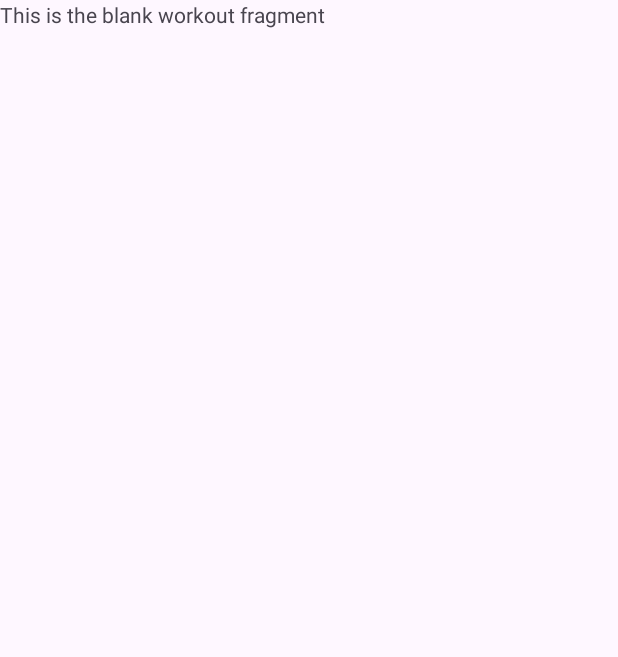
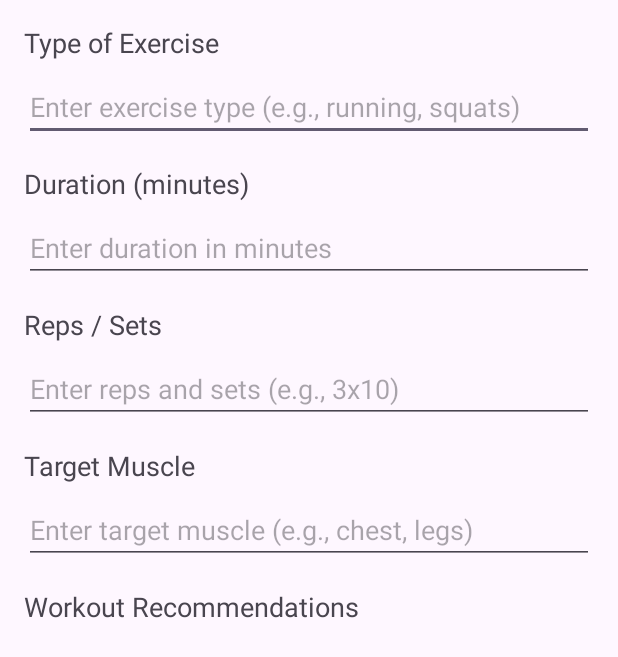
Before and after one commit to kar5252/CMSC-434-Health-App, an Android app: the fragment Workout shown on its own in the app's theme, on a phone screen of 412 x 824 dp. Shown: the top 657 px of the screen. Run offline under Robolectric (Android 15) with nearby library versions, the phone set to English and light mode, and no system bars.

Commit message:
workout tab implemented

```diff
--- a/app/src/main/java/com/example/test4/Workout.java
+++ b/app/src/main/java/com/example/test4/Workout.java
@@ -1,24 +1,60 @@
 package com.example.test4;
 
 import android.os.Bundle;
-
+import android.widget.ArrayAdapter;
+import android.widget.EditText;
+import android.widget.ListView;
 import androidx.fragment.app.Fragment;
-
 import android.view.LayoutInflater;
 import android.view.View;
 import android.view.ViewGroup;
+import java.util.ArrayList;
+import java.util.HashMap;
+import java.util.List;
+import java.util.Map;
 
-/**
- * A simple {@link Fragment} subclass.
- * Use the {@link Workout#newInstance} factory method to
- * create an instance of this fragment.
- */
 public class Workout extends Fragment {
 
     @Override
     public View onCreateView(LayoutInflater inflater, ViewGroup container,
                              Bundle savedInstanceState) {
-        // Inflate the layout for this fragment
-        return inflater.inflate(R.layout.fragment_workout, container, false);
+        View view = inflater.inflate(R.layout.fragment_workout, container, false);
+
+        EditText exerciseTypeInput = view.findViewById(R.id.exerciseTypeInput);
+        EditText durationInput = view.findViewById(R.id.durationInput);
+        EditText repsSetsInput = view.findViewById(R.id.repsSetsInput);
+        EditText targetMuscleInput = view.findViewById(R.id.targetMuscleInput);
+        ListView workoutListView = view.findViewById(R.id.workoutListView);
+
+        Map<String, List<String>> workoutData = new HashMap<>();
+        workoutData.put("chest", new ArrayList<String>() {{
+            add("Push-ups (Easy)");
+            add("Bench Press (Medium)");
+            add("Incline Dumbbell Press (Hard)");
+        }});
+        workoutData.put("legs", new ArrayList<String>() {{
+            add("Bodyweight Squats (Easy)");
+            add("Lunges (Medium)");
+            add("Barbell Squats (Hard)");
+        }});
+        workoutData.put("back", new ArrayList<String>() {{
+            add("Pull-ups (Easy)");
+            add("Lat Pulldown (Medium)");
+            add("Deadlift (Hard)");
+        }});
+
+        targetMuscleInput.setOnEditorActionListener((v, actionId, event) -> {
+            String targetMuscle = targetMuscleInput.getText().toString().toLowerCase();
+            List<String> recommendations = workoutData.getOrDefault(targetMuscle, new ArrayList<String>() {{
+                add("No workouts available for this muscle.");
+            }});
+
+            ArrayAdapter<String> adapter = new ArrayAdapter<>(getContext(), android.R.layout.simple_list_item_1, recommendations);
+            workoutListView.setAdapter(adapter);
+            return true;
+        });
+
+
+        return view;
     }
 }
--- a/app/src/main/res/layout/fragment_workout.xml
+++ b/app/src/main/res/layout/fragment_workout.xml
@@ -1,14 +1,86 @@
 <?xml version="1.0" encoding="utf-8"?>
-<FrameLayout xmlns:android="http://schemas.android.com/apk/res/android"
+<ScrollView
+    xmlns:android="http://schemas.android.com/apk/res/android"
     xmlns:tools="http://schemas.android.com/tools"
     android:layout_width="match_parent"
     android:layout_height="match_parent"
     tools:context=".Workout">
 
-    <!-- TODO: Update blank fragment layout -->
-    <TextView
+    <LinearLayout
         android:layout_width="match_parent"
-        android:layout_height="match_parent"
-        android:text="This is the blank workout fragment" />
+        android:layout_height="wrap_content"
+        android:orientation="vertical"
+        android:padding="16dp">
 
-</FrameLayout>
+        <TextView
+            android:layout_width="wrap_content"
+            android:layout_height="wrap_content"
+            android:text="Type of Exercise"
+            android:textSize="18sp"
+            android:layout_marginBottom="8dp" />
+
+        <EditText
+            android:id="@+id/exerciseTypeInput"
+            android:layout_width="match_parent"
+            android:layout_height="wrap_content"
+            android:hint="Enter exercise type (e.g., running, squats)" />
+
+        <TextView
+            android:layout_width="wrap_content"
+            android:layout_height="wrap_content"
+            android:text="Duration (minutes)"
+            android:textSize="18sp"
+            android:layout_marginTop="16dp"
+            android:layout_marginBottom="8dp" />
+
+        <EditText
+            android:id="@+id/durationInput"
+            android:layout_width="match_parent"
+            android:layout_height="wrap_content"
+            android:hint="Enter duration in minutes"
+            android:inputType="number" />
+
+        <TextView
+            android:layout_width="wrap_content"
+            android:layout_height="wrap_content"
+            android:text="Reps / Sets"
+            android:textSize="18sp"
+            android:layout_marginTop="16dp"
+            android:layout_marginBottom="8dp" />
+
+        <EditText
+            android:id="@+id/repsSetsInput"
+            android:layout_width="match_parent"
+            android:layout_height="wrap_content"
+            android:hint="Enter reps and sets (e.g., 3x10)" />
+
+        <TextView
+            android:layout_width="wrap_content"
+            android:layout_height="wrap_content"
+            android:text="Target Muscle"
+            android:textSize="18sp"
+            android:layout_marginTop="16dp"
+            android:layout_marginBottom="8dp" />
+
+        <EditText
+            android:id="@+id/targetMuscleInput"
+            android:layout_width="match_parent"
+            android:layout_height="wrap_content"
+            android:hint="Enter target muscle (e.g., chest, legs)" />
+
+        <TextView
+            android:layout_width="wrap_content"
+            android:layout_height="wrap_content"
+            android:text="Workout Recommendations"
+            android:textSize="18sp"
+            android:layout_marginTop="16dp"
+            android:layout_marginBottom="8dp" />
+
+        <ListView
+            android:id="@+id/workoutListView"
+            android:layout_width="match_parent"
+            android:layout_height="wrap_content"
+            android:divider="@android:color/darker_gray"
+            android:dividerHeight="1dp" />
+    </LinearLayout>
+</ScrollView>
```
